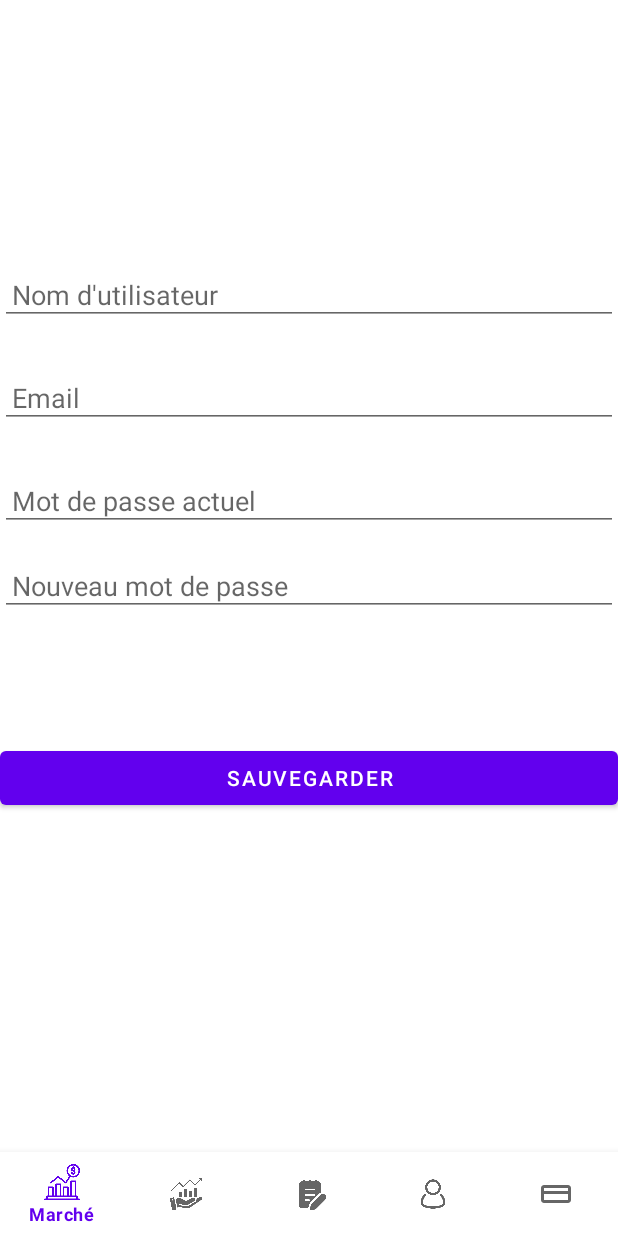
After one commit to Mathias-Gh/CoinTrace, an Android app: the ModifyAccountFragment screen opened through its navigation route, on a phone screen of 412 x 824 dp. The commit adds this screen. Run offline under Robolectric (Android 15) with nearby library versions, the phone set to English and light mode, and no system bars; our stand-ins replace navigation-ui; 1 statement that could not run was skipped.

Commit message:
L'utilisateur peut voir ses informations personnelles et les modifier et modification bdd

```diff
--- /dev/null
+++ b/app/src/main/java/com/example/cointrace/ui/compte/ModifyAccountFragment.kt
@@ -0,0 +1,71 @@
+package com.example.cointrace.ui.compte
+
+import android.content.Context
+import android.os.Bundle
+import android.view.LayoutInflater
+import android.view.View
+import android.view.ViewGroup
+import android.widget.Toast
+import androidx.fragment.app.Fragment
+import com.example.cointrace.DatabaseHelper
+import com.example.cointrace.databinding.FragmentModifyAccountBinding
+
+class ModifyAccountFragment : Fragment() {
+
+    private var _binding: FragmentModifyAccountBinding? = null
+    private val binding get() = _binding!!
+
+    private lateinit var databaseHelper: DatabaseHelper
+    private var userId: Long = -1
+    private var currentUserPseudo: String? = null
+
+    override fun onCreateView(
+        inflater: LayoutInflater, container: ViewGroup?,
+        savedInstanceState: Bundle?
+    ): View {
+        _binding = FragmentModifyAccountBinding.inflate(inflater, container, false)
+        databaseHelper = DatabaseHelper(requireContext())
+
+        val sharedPreferences = requireContext().getSharedPreferences("user_prefs", Context.MODE_PRIVATE)
+        userId = sharedPreferences.getLong("user_id", -1)
+
+        if (userId != -1L) {
+            val user = databaseHelper.getUserById(userId)
+            binding.usernameEditText.setText(user?.pseudo)
+            binding.emailEditText.setText(user?.email)
+            currentUserPseudo = user?.pseudo
+        } else {
+            Toast.makeText(requireContext(), "Utilisateur introuvable", Toast.LENGTH_SHORT).show()
+        }
+
+        binding.saveButton.setOnClickListener {
+            val newUsername = binding.usernameEditText.text.toString()
+            val newEmail = binding.emailEditText.text.toString()
+            val currentPassword = binding.currentPasswordEditText.text.toString()
+            val newPassword = binding.newPasswordEditText.text.toString()
+
+            if (newUsername.isNotEmpty() && newEmail.isNotEmpty() && currentPassword.isNotEmpty() && newPassword.isNotEmpty()) {
+                if (databaseHelper.checkUser(currentUserPseudo ?: "", currentPassword)) {
+                    val updated = databaseHelper.updateUser(userId, newEmail, newPassword, newUsername)
+                    if (updated) {
+                        Toast.makeText(requireContext(), "Compte mis à jour !", Toast.LENGTH_SHORT).show()
+                        requireActivity().onBackPressedDispatcher.onBackPressed()
+                    } else {
+                        Toast.makeText(requireContext(), "Erreur lors de la mise à jour.", Toast.LENGTH_SHORT).show()
+                    }
+                } else {
+                    Toast.makeText(requireContext(), "Mot de passe actuel incorrect.", Toast.LENGTH_SHORT).show()
+                }
+            } else {
+                Toast.makeText(requireContext(), "Tous les champs doivent être remplis.", Toast.LENGTH_SHORT).show()
+            }
+        }
+
+        return binding.root
+    }
+
+    override fun onDestroyView() {
+        super.onDestroyView()
+        _binding = null
+    }
+}
--- /dev/null
+++ b/app/src/main/res/layout/fragment_modify_account.xml
@@ -0,0 +1,70 @@
+<androidx.constraintlayout.widget.ConstraintLayout xmlns:android="http://schemas.android.com/apk/res/android"
+    xmlns:app="http://schemas.android.com/apk/res-auto"
+    xmlns:tools="http://schemas.android.com/tools"
+    android:layout_width="match_parent"
+    android:layout_height="match_parent"
+    tools:context=".ui.compte.ModifyAccountFragment">
+
+
+    <EditText
+        android:id="@+id/usernameEditText"
+        android:layout_width="0dp"
+        android:layout_height="wrap_content"
+        android:layout_marginTop="120dp"
+        android:hint="Nom d'utilisateur"
+        android:padding="8dp"
+        app:layout_constraintEnd_toEndOf="parent"
+        app:layout_constraintHorizontal_bias="0.0"
+        app:layout_constraintStart_toStartOf="parent"
+        app:layout_constraintTop_toTopOf="parent" />
+
+    <EditText
+        android:id="@+id/emailEditText"
+        android:layout_width="0dp"
+        android:layout_height="wrap_content"
+        android:layout_marginTop="28dp"
+        android:hint="Email"
+        android:inputType="textEmailAddress"
+        android:padding="8dp"
+        app:layout_constraintEnd_toEndOf="parent"
+        app:layout_constraintHorizontal_bias="0.0"
+        app:layout_constraintStart_toStartOf="parent"
+        app:layout_constraintTop_toBottomOf="@id/usernameEditText" />
+
+    <EditText
+        android:id="@+id/currentPasswordEditText"
+        android:layout_width="0dp"
+        android:layout_height="wrap_content"
+        android:layout_marginTop="28dp"
+        android:hint="Mot de passe actuel"
+        android:inputType="textPassword"
+        android:padding="8dp"
+        app:layout_constraintTop_toBottomOf="@id/emailEditText"
+        app:layout_constraintStart_toStartOf="parent"
+        app:layout_constraintEnd_toEndOf="parent" />
+
+    <EditText
+        android:id="@+id/newPasswordEditText"
+        android:layout_width="0dp"
+        android:layout_height="wrap_content"
+        android:layout_marginTop="16dp"
+        android:hint="Nouveau mot de passe"
+        android:inputType="textPassword"
+        android:padding="8dp"
+        app:layout_constraintTop_toBottomOf="@id/currentPasswordEditText"
+        app:layout_constraintStart_toStartOf="parent"
+        app:layout_constraintEnd_toEndOf="parent" />
+
+    <Button
+        android:id="@+id/saveButton"
+        android:layout_width="0dp"
+        android:layout_height="wrap_content"
+        android:text="Sauvegarder"
+        app:layout_constraintBottom_toBottomOf="parent"
+        app:layout_constraintEnd_toEndOf="parent"
+        app:layout_constraintHorizontal_bias="0.0"
+        app:layout_constraintStart_toStartOf="parent"
+        app:layout_constraintTop_toBottomOf="@id/emailEditText"
+        app:layout_constraintVertical_bias="0.426" />
+
+</androidx.constraintlayout.widget.ConstraintLayout>
--- a/app/src/main/res/menu/bottom_nav_menu.xml
+++ b/app/src/main/res/menu/bottom_nav_menu.xml
@@ -1,5 +1,6 @@
 <?xml version="1.0" encoding="utf-8"?>
-<menu xmlns:android="http://schemas.android.com/apk/res/android">
+<menu xmlns:android="http://schemas.android.com/apk/res/android"
+    xmlns:tools="http://schemas.android.com/tools">
 
     <item
         android:id="@+id/navigation_marché"
--- a/app/src/main/res/navigation/mobile_navigation.xml
+++ b/app/src/main/res/navigation/mobile_navigation.xml
@@ -18,12 +18,6 @@
         tools:layout="@layout/fragment_simulation" />
 
     <fragment
-        android:id="@+id/navigation_compte"
-        android:name="com.example.cointrace.ui.compte.CompteFragment"
-        android:label="@string/title_compte"
-        tools:layout="@layout/fragment_compte" />
-
-    <fragment
         android:id="@+id/navigation_note"
         android:name="com.example.cointrace.ui.note.NoteFragment"
         android:label="@string/title_note"
@@ -34,4 +28,22 @@
         android:name="com.example.cointrace.ui.wallet.WalletFragment"
         android:label="@string/title_wallet"
         tools:layout="@layout/fragment_wallet" />
+
+    <fragment
+        android:id="@+id/navigation_compte"
+        android:name="com.example.cointrace.ui.compte.CompteFragment"
+        android:label="@string/title_compte"
+        tools:layout="@layout/fragment_compte">
+
+        <action
+            android:id="@+id/action_navigation_compte_to_modifyAccountFragment"
+            app:destination="@id/modifyAccountFragment" />
+    </fragment>
+
+    <fragment
+        android:id="@+id/modifyAccountFragment"
+        android:name="com.example.cointrace.ui.compte.ModifyAccountFragment"
+        android:label="Modifier compte"
+        tools:layout="@layout/fragment_modify_account" />
+
 </navigation>
--- a/app/src/main/res/values/strings.xml
+++ b/app/src/main/res/values/strings.xml
@@ -4,7 +4,7 @@
     <string name="title_simulation">Simulation</string>
     <string name="title_note">Note</string>
     <string name="title_compte">Compte</string>
-    <string name="title_wallet">Note</string>
+    <string name="title_wallet">Wallet</string>
     <string-array name="spinner_crypto_options">
         <item>Bitcoin (BTC)</item>
         <item>Ethereum (ETH)</item>
--- a/gradle/libs.versions.toml
+++ b/gradle/libs.versions.toml
@@ -1,5 +1,5 @@
 [versions]
-agp = "8.9.0"
+agp = "8.7.3"
 kotlin = "1.9.24"
 coreKtx = "1.15.0"
 junit = "4.13.2"
```
Also changed, not shown: app/src/main/java/com/example/cointrace/DatabaseHelper.kt (+36 -0 lines), app/src/main/java/com/example/cointrace/ui/compte/CompteFragment.kt (+24 -30 lines), app/src/main/res/layout/fragment_compte.xml (+26 -6 lines).
